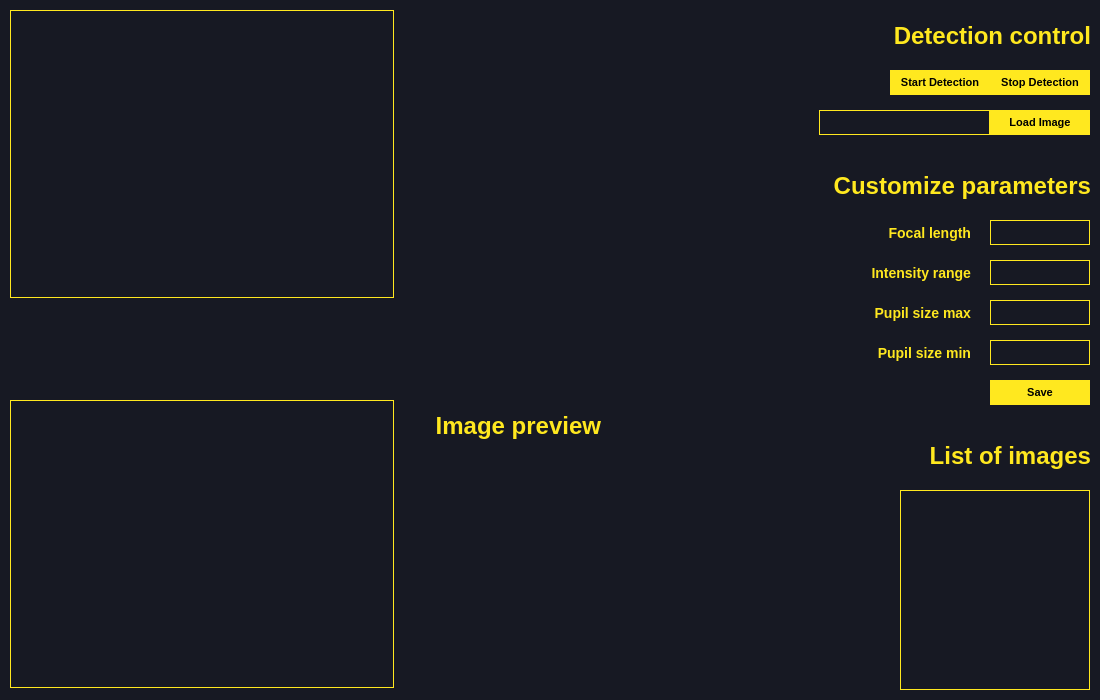
The window that ui/main.ui (MartinRapcan/EyeTracking) describes before a commit, drawn with Qt 5.
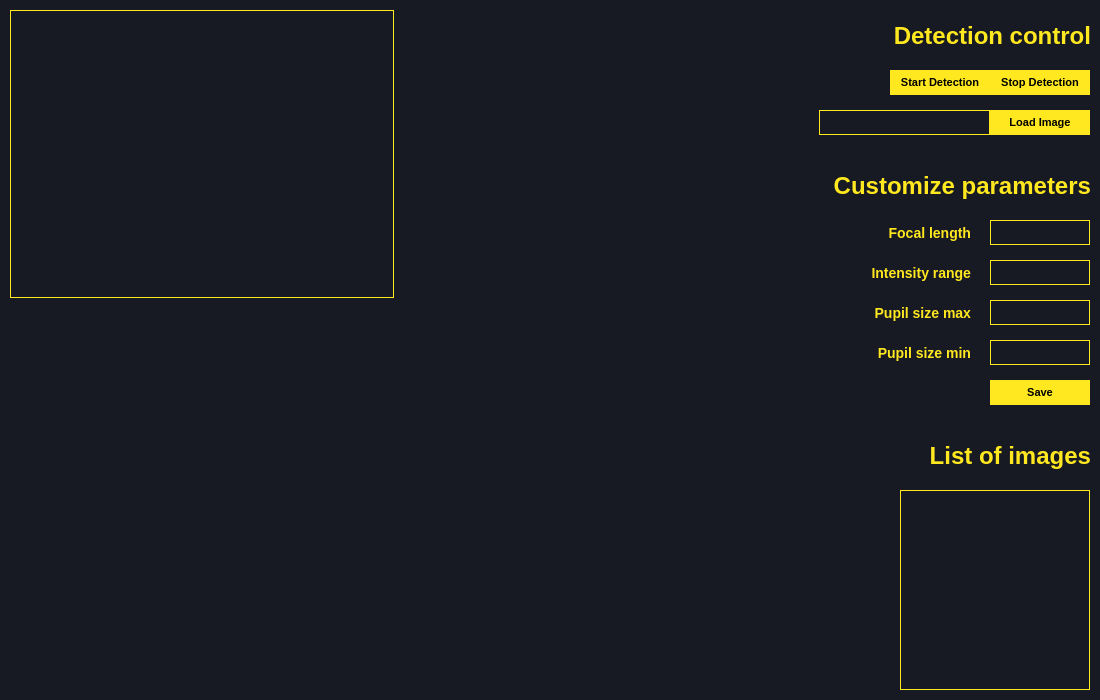
The same window after the commit.

Commit message: feat: reworked gui to work with only one image

Diff of the .ui file:
```diff
--- a/ui/main.ui
+++ b/ui/main.ui
@@ -186,40 +186,6 @@
     <string>Load Image</string>
    </property>
   </widget>
-  <widget class="QLabel" name="imagePreview">
-   <property name="geometry">
-    <rect>
-     <x>10</x>
-     <y>400</y>
-     <width>384</width>
-     <height>288</height>
-    </rect>
-   </property>
-   <property name="styleSheet">
-    <string notr="true">QLabel {
-border: 1px solid #FFE81F;
-}
-</string>
-   </property>
-   <property name="frameShape">
-    <enum>QFrame::Box</enum>
-   </property>
-   <property name="frameShadow">
-    <enum>QFrame::Raised</enum>
-   </property>
-   <property name="lineWidth">
-    <number>2</number>
-   </property>
-   <property name="text">
-    <string/>
-   </property>
-   <property name="alignment">
-    <set>Qt::AlignCenter</set>
-   </property>
-   <property name="indent">
-    <number>0</number>
-   </property>
-  </widget>
   <widget class="QListWidget" name="listImages">
    <property name="geometry">
     <rect>
@@ -522,31 +488,6 @@
     <set>Qt::AlignRight|Qt::AlignTrailing|Qt::AlignVCenter</set>
    </property>
   </widget>
-  <widget class="QLabel" name="label_8">
-   <property name="geometry">
-    <rect>
-     <x>410</x>
-     <y>400</y>
-     <width>191</width>
-     <height>51</height>
-    </rect>
-   </property>
-   <property name="styleSheet">
-    <string notr="true">QLabel {
-border: none;
-color: #FFE81F;
-background: none;
-font-size: 24px;
-font-weight: bold;
-}</string>
-   </property>
-   <property name="text">
-    <string>Image preview</string>
-   </property>
-   <property name="alignment">
-    <set>Qt::AlignRight|Qt::AlignTrailing|Qt::AlignVCenter</set>
-   </property>
-  </widget>
  </widget>
  <resources/>
  <connections/>
```
The commit also changes 1 other file.
